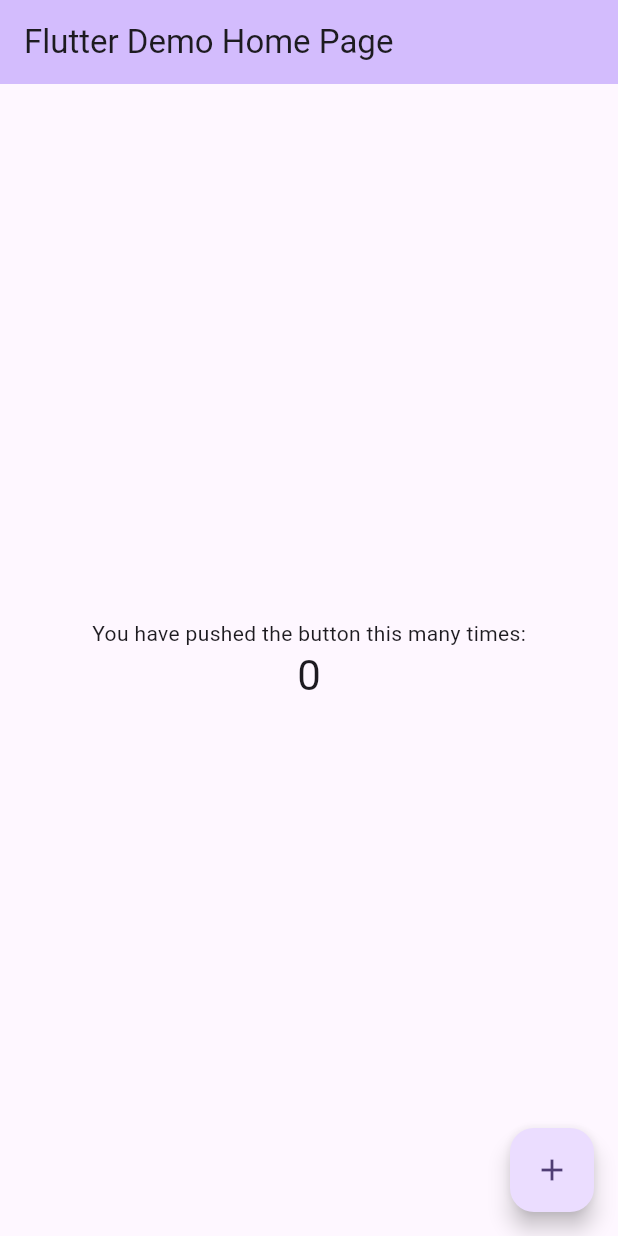
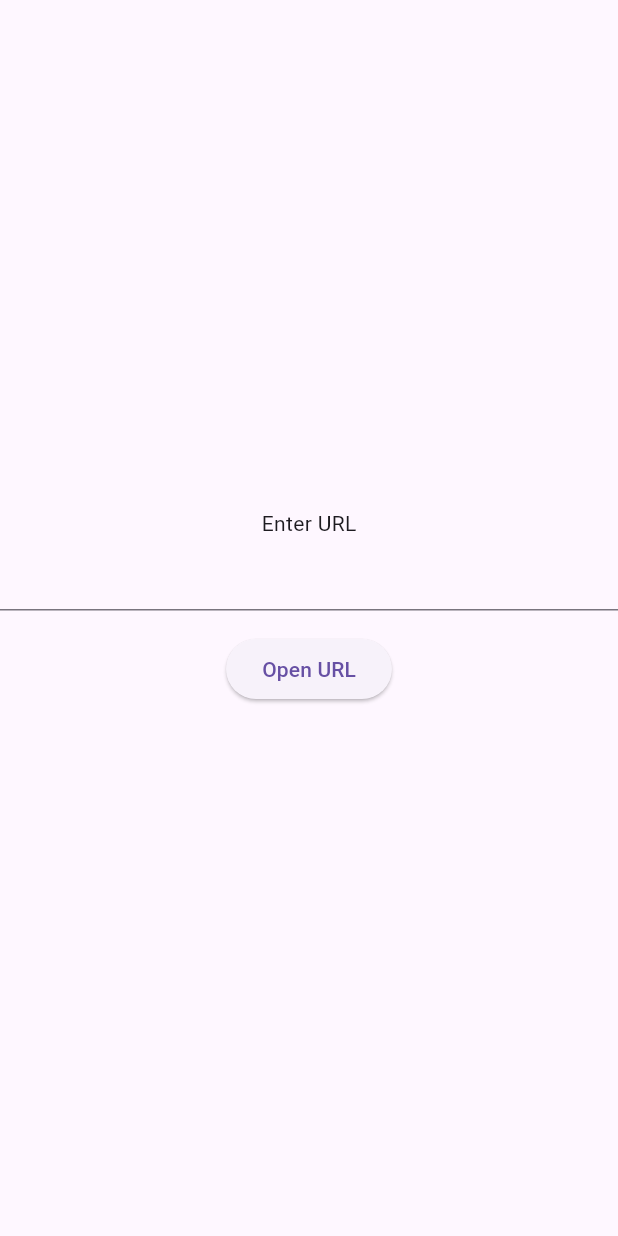
Before and after one commit to Digia-Technology-Private-Limited/digia_sdk_samples, a Flutter app: the screen it shows after launch, on a phone screen of 412 x 824 dp. Run offline on Flutter 3.47's test engine with Material 3 defaults, Android fonts, the light colour scheme and no system bars; our stand-ins replace webview_flutter; missing offline and left inert: digia_ui.

Commit message:
basic web view created

```diff
--- /dev/null
+++ b/lib/home_page/home_page.dart
@@ -0,0 +1,48 @@
+import 'package:digia_sdk_samples/home_page/webview_page.dart';
+import 'package:flutter/material.dart';
+
+class HomePage extends StatefulWidget {
+  const HomePage({Key? key}) : super(key: key);
+
+  @override
+  State<HomePage> createState() => _HomePageState();
+}
+
+class _HomePageState extends State<HomePage> {
+  String url = '';
+
+  @override
+  Widget build(BuildContext context) {
+    return Scaffold(
+      body: Center(
+        child: Column(
+          mainAxisAlignment: MainAxisAlignment.center,
+          crossAxisAlignment: CrossAxisAlignment.center,
+          children: [
+            const Text('Enter URL'),
+            SizedBox(
+              width: 500,
+              child: TextField(
+                textAlign: TextAlign.center,
+                onChanged: (value) {
+                  setState(() {
+                    url = value;
+                  });
+                },
+              ),
+            ),
+            Container(
+              margin: const EdgeInsets.all(15),
+              child: ElevatedButton(
+                onPressed: () {
+                  Navigator.push(context, MaterialPageRoute(builder: (context) => WebViewPage(url)));
+                },
+                child: const Text('Open URL'),
+              ),
+            ),
+          ],
+        ),
+      ),
+    );
+  }
+}
--- a/lib/main.dart
+++ b/lib/main.dart
@@ -1,125 +1,12 @@
+// import 'package:digia_sdk_samples/dashboard_pages/first_page.dart';
+import 'package:digia_sdk_samples/home_page/home_page.dart';
 import 'package:flutter/material.dart';
 
 void main() {
-  runApp(const MyApp());
+  runApp(const MaterialApp(
+    home: HomePage(),
+    // routes: {
+    //     'firstPage' :(context) => const FirstPage(),
+    //   },
+  ));
 }
-
-class MyApp extends StatelessWidget {
-  const MyApp({super.key});
-
-  // This widget is the root of your application.
-  @override
-  Widget build(BuildContext context) {
-    return MaterialApp(
-      title: 'Flutter Demo',
-      theme: ThemeData(
-        // This is the theme of your application.
-        //
-        // TRY THIS: Try running your application with "flutter run". You'll see
-        // the application has a purple toolbar. Then, without quitting the app,
-        // try changing the seedColor in the colorScheme below to Colors.green
-        // and then invoke "hot reload" (save your changes or press the "hot
-        // reload" button in a Flutter-supported IDE, or press "r" if you used
-        // the command line to start the app).
-        //
-        // Notice that the counter didn't reset back to zero; the application
-        // state is not lost during the reload. To reset the state, use hot
-        // restart instead.
-        //
-        // This works for code too, not just values: Most code changes can be
-        // tested with just a hot reload.
-        colorScheme: ColorScheme.fromSeed(seedColor: Colors.deepPurple),
-        useMaterial3: true,
-      ),
-      home: const MyHomePage(title: 'Flutter Demo Home Page'),
-    );
-  }
-}
-
-class MyHomePage extends StatefulWidget {
-  const MyHomePage({super.key, required this.title});
-
-  // This widget is the home page of your application. It is stateful, meaning
-  // that it has a State object (defined below) that contains fields that affect
-  // how it looks.
-
-  // This class is the configuration for the state. It holds the values (in this
-  // case the title) provided by the parent (in this case the App widget) and
-  // used by the build method of the State. Fields in a Widget subclass are
-  // always marked "final".
-
-  final String title;
-
-  @override
-  State<MyHomePage> createState() => _MyHomePageState();
-}
-
-class _MyHomePageState extends State<MyHomePage> {
-  int _counter = 0;
-
-  void _incrementCounter() {
-    setState(() {
-      // This call to setState tells the Flutter framework that something has
-      // changed in this State, which causes it to rerun the build method below
-      // so that the display can reflect the updated values. If we changed
-      // _counter without calling setState(), then the build method would not be
-      // called again, and so nothing would appear to happen.
-      _counter++;
-    });
-  }
-
-  @override
-  Widget build(BuildContext context) {
-    // This method is rerun every time setState is called, for instance as done
-    // by the _incrementCounter method above.
-    //
-    // The Flutter framework has been optimized to make rerunning build methods
-    // fast, so that you can just rebuild anything that needs updating rather
-    // than having to individually change instances of widgets.
-    return Scaffold(
-      appBar: AppBar(
-        // TRY THIS: Try changing the color here to a specific color (to
-        // Colors.amber, perhaps?) and trigger a hot reload to see the AppBar
-        // change color while the other colors stay the same.
-        backgroundColor: Theme.of(context).colorScheme.inversePrimary,
-        // Here we take the value from the MyHomePage object that was created by
-        // the App.build method, and use it to set our appbar title.
-        title: Text(widget.title),
-      ),
-      body: Center(
-        // Center is a layout widget. It takes a single child and positions it
-        // in the middle of the parent.
-        child: Column(
-          // Column is also a layout widget. It takes a list of children and
-          // arranges them vertically. By default, it sizes itself to fit its
-          // children horizontally, and tries to be as tall as its parent.
-          //
-          // Column has various properties to control how it sizes itself and
-          // how it positions its children. Here we use mainAxisAlignment to
-          // center the children vertically; the main axis here is the vertical
-          // axis because Columns are vertical (the cross axis would be
-          // horizontal).
-          //
-          // TRY THIS: Invoke "debug painting" (choose the "Toggle Debug Paint"
-          // action in the IDE, or press "p" in the console), to see the
-          // wireframe for each widget.
-          mainAxisAlignment: MainAxisAlignment.center,
-          children: <Widget>[
-            const Text(
-              'You have pushed the button this many times:',
-            ),
-            Text(
-              '$_counter',
-              style: Theme.of(context).textTheme.headlineMedium,
-            ),
-          ],
-        ),
-      ),
-      floatingActionButton: FloatingActionButton(
-        onPressed: _incrementCounter,
-        tooltip: 'Increment',
-        child: const Icon(Icons.add),
-      ), // This trailing comma makes auto-formatting nicer for build methods.
-    );
-  }
-}
```
Also changed, not shown: lib/dashboard_pages/first_page.dart (added, +12 -0 lines), lib/home_page/webview_page.dart (added, +24 -0 lines), pubspec.yaml (+6 -3 lines), pubspec.lock, 12 other files.
